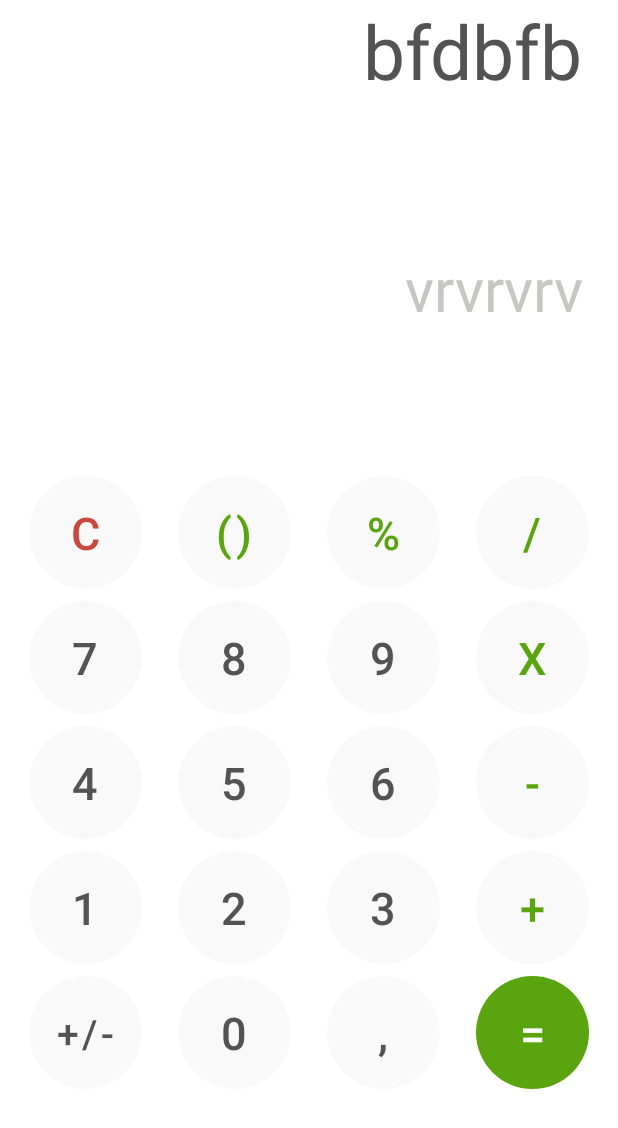
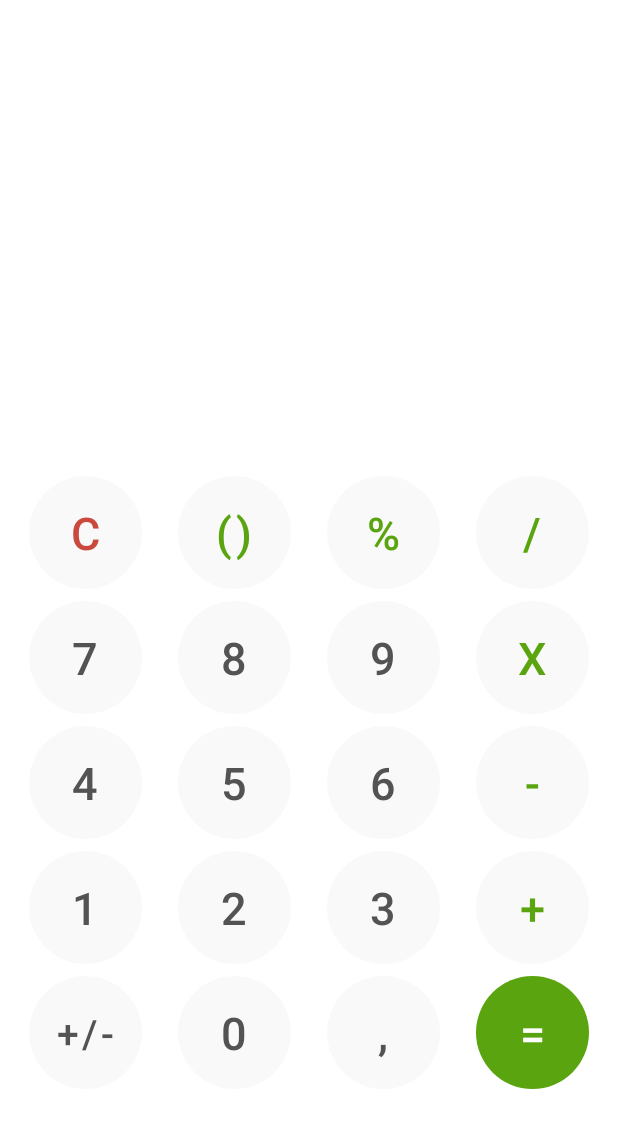
Before and after one commit to ElenaGaricheva/AndroidFirstSteps, an Android app: the screen it shows after launch (MainActivity), on a phone screen of 412 x 824 dp. Shown: the top 1128 px of the screen. Run offline under Robolectric (Android 15) with nearby library versions, the phone set to English and light mode, and no system bars.

Commit message:
Lesson4_task4_littlefix

```diff
--- a/app/src/main/res/layout/activity_calculator.xml
+++ b/app/src/main/res/layout/activity_calculator.xml
@@ -11,7 +11,6 @@
         android:layout_marginEnd="@dimen/commonMargin"
         android:gravity="top|end"
         android:textSize="50sp"
-        android:text="bfdbfb"
         app:layout_constraintEnd_toEndOf="parent"
         app:layout_constraintStart_toStartOf="parent"
         app:layout_constraintTop_toTopOf="parent" />
@@ -24,7 +23,6 @@
         android:gravity="center_vertical|end"
         android:textColor="@color/smog_medium"
         android:textSize="40sp"
-        android:text="vrvrvrv"
         app:layout_constraintBottom_toTopOf="@id/buttonsFlow"
         app:layout_constraintEnd_toEndOf="parent"
         app:layout_constraintStart_toStartOf="parent"
```
